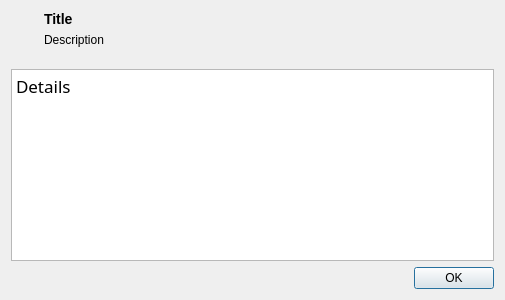
Qt form app/ui/errordialog.ui (pencil2d/pencil) before a commit.
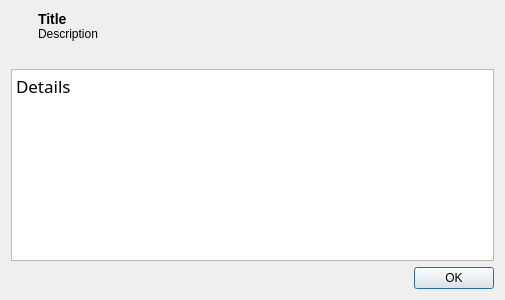
The same form after that commit. Icons and pictures are not drawn.

Commit message: Migrate remaining parts of ErrorDialog to UI file

```diff
--- a/app/ui/errordialog.ui
+++ b/app/ui/errordialog.ui
@@ -22,6 +22,9 @@
   <layout class="QVBoxLayout" name="verticalLayout_2">
    <item>
     <layout class="QHBoxLayout" name="horizontalLayout_2">
+     <property name="spacing">
+      <number>0</number>
+     </property>
      <item>
       <widget class="QLabel" name="icon">
        <property name="sizePolicy">
```
The commit also changes 1 other file.
